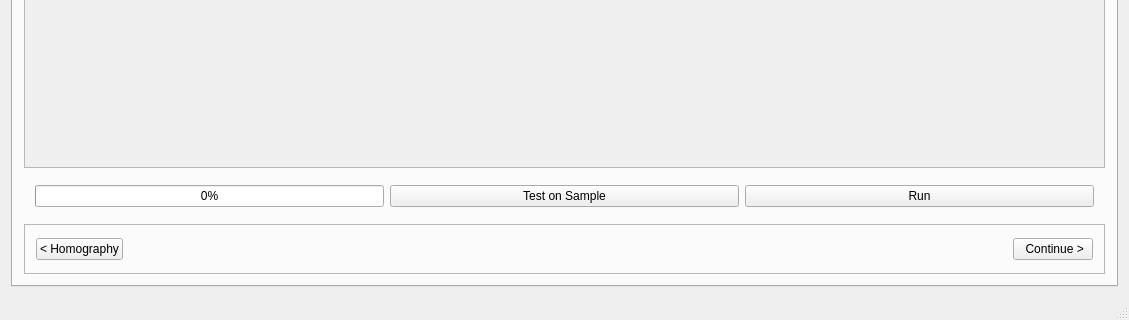
Old version of the form application/safety_main.ui in the repository santosfamilyfoundation/TrafficGUIs; both pictures show x 0 to 1129 and y 488 to 808 of the 1129 by 808 pixel window.
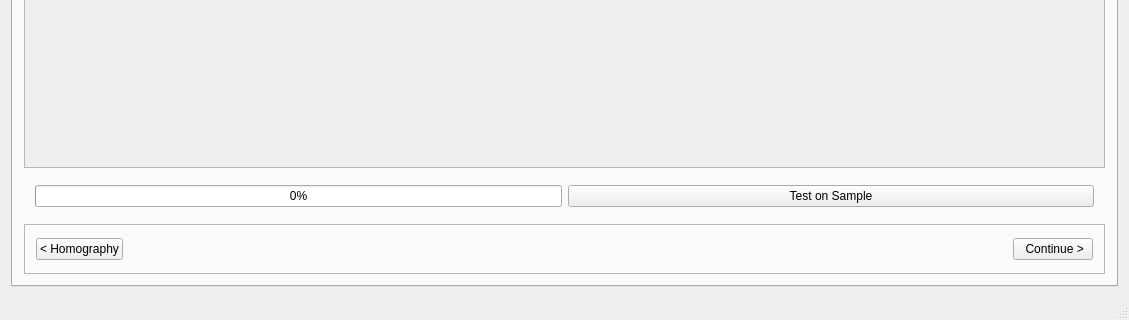
New version of the form. The open tabs and pages were chosen to show the change. Custom widgets are drawn as their Qt base class.

Commit message: added features to feature and object page

```diff
--- a/application/safety_main.ui
+++ b/application/safety_main.ui
@@ -379,13 +379,6 @@
                </property>
               </widget>
              </item>
-             <item>
-              <widget class="QPushButton" name="button_feature_tracking_run">
-               <property name="text">
-                <string>Run</string>
-               </property>
-              </widget>
-             </item>
             </layout>
            </widget>
           </item>
```
Left out of the diff: 24 changed lines with no effect on the pictures. The commit also changes 6 other files.
